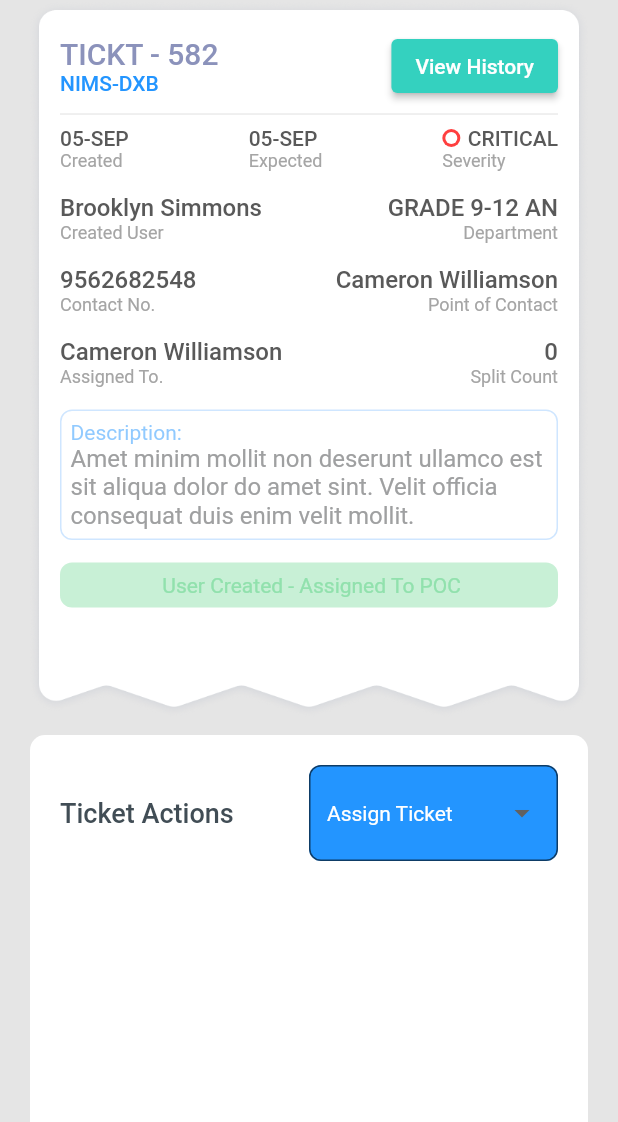
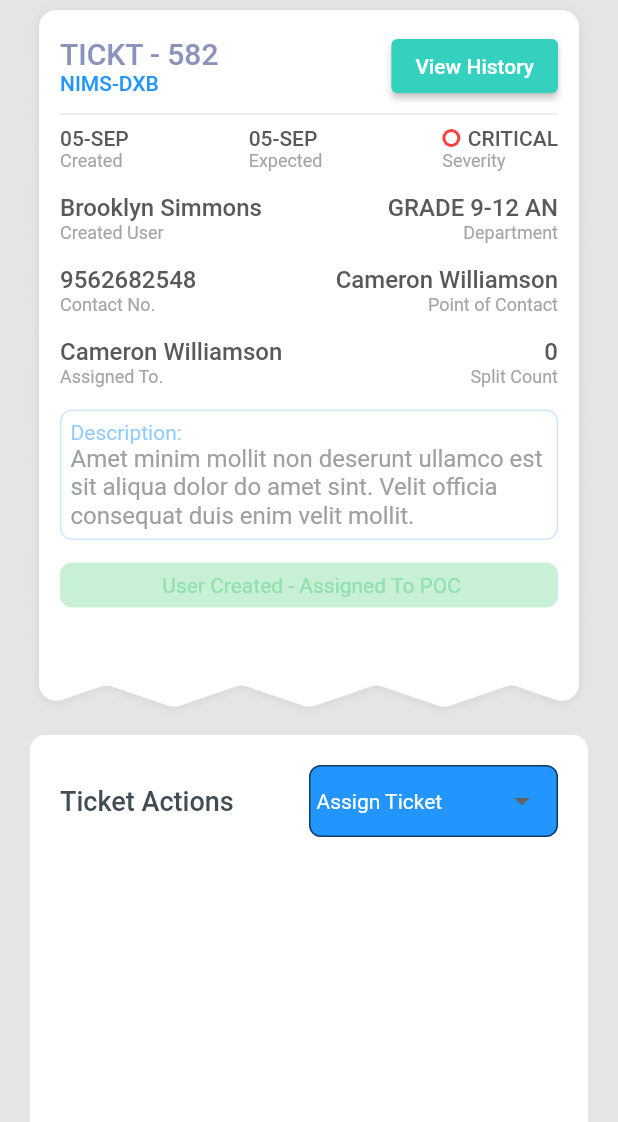
Before and after one commit to faizal6916/help_us_app, a Flutter app: the TicketDetails screen opened directly, on a phone screen of 412 x 824 dp, the part 114-1236 px from its top. Run offline on Flutter 3.47's test engine with Material 2 defaults, Android fonts, the light colour scheme and no system bars.

Commit message:
changed dropdownpadding

```diff
--- a/lib/Ticketdetails.dart
+++ b/lib/Ticketdetails.dart
@@ -444,15 +444,18 @@ class _TicketDetailsState extends State<TicketDetails> {
                                   items: <String>['A', 'B', 'C','Deep','hamdanbin muhammed bin rashid al'].map((item) {
                                     return DropdownMenuItem<String>(
                                         value: item,
-                                        child: Text(item));
+                                        child: Text(item),
+                                    );
                                   }).toList(),
                                   onChanged: (_) {},
                                 isExpanded: true,
                                   decoration: InputDecoration(
-                                    hintStyle: TextStyle(color: Colors.white,fontSize: 14),
+                                      hintStyle: TextStyle(color: Colors.red),
+                                      contentPadding: EdgeInsets.symmetric(horizontal: 5,vertical: 5),
                                       fillColor: Color(0xFF2395FF),
-                                    filled: true,
-                                    border: OutlineInputBorder(
+                                      suffixIconColor: Colors.white,
+                                      filled: true,
+                                      border: OutlineInputBorder(
                                       borderRadius: BorderRadius.circular(8),
                                     )
                                   ),
```
